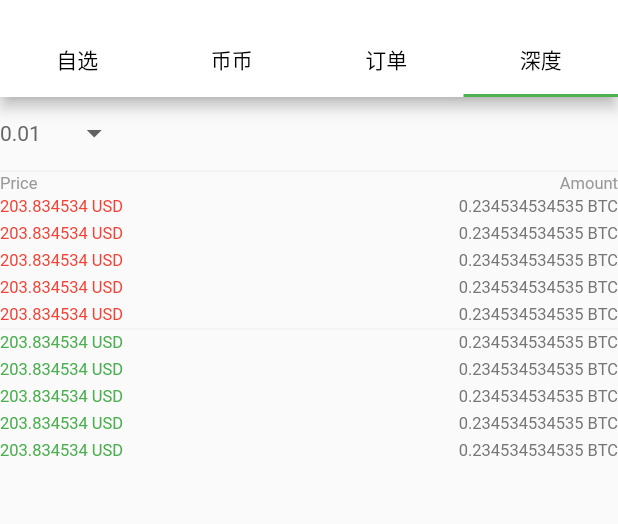
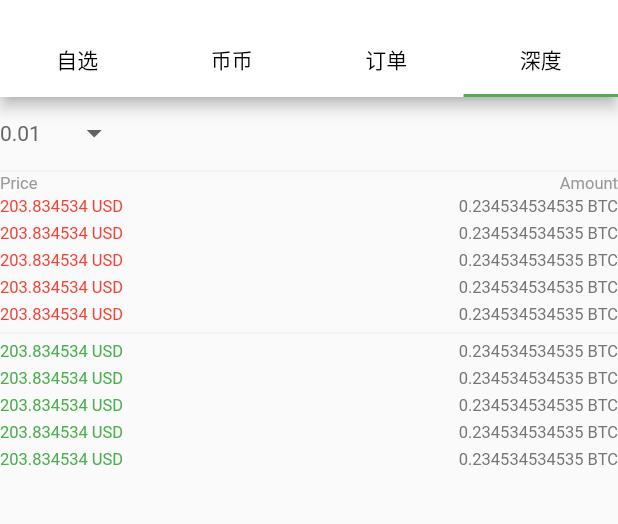
Before and after one commit to 156980441/flutter_demo, a Flutter app: the screen it shows after launch, tab 4 chosen, on a phone screen of 412 x 824 dp, the part 59-583 px from its top. Run offline on Flutter 3.47's test engine with Material 2 defaults, Android fonts, the phone set to English and light mode, and no system bars; our stand-ins replace flutter_native_web, flutter_swiper, fluttertoast, shared_preferences; missing offline and left inert: a package; generated files the repository leaves out were written again; network calls fail.

```diff
--- a/flutter_news/lib/depth/depth_view.dart
+++ b/flutter_news/lib/depth/depth_view.dart
@@ -95,6 +95,10 @@ class _DepthViewState extends State<DepthView> {
           height: 1,
           width: MediaQuery.of(context).size.width,
           color: Color(0xFFF0F1F3),
+          margin: const EdgeInsets.only(
+            top: 3,
+            bottom: 3,
+          ),
         ),
         ListView.builder(
           shrinkWrap: true,
```
